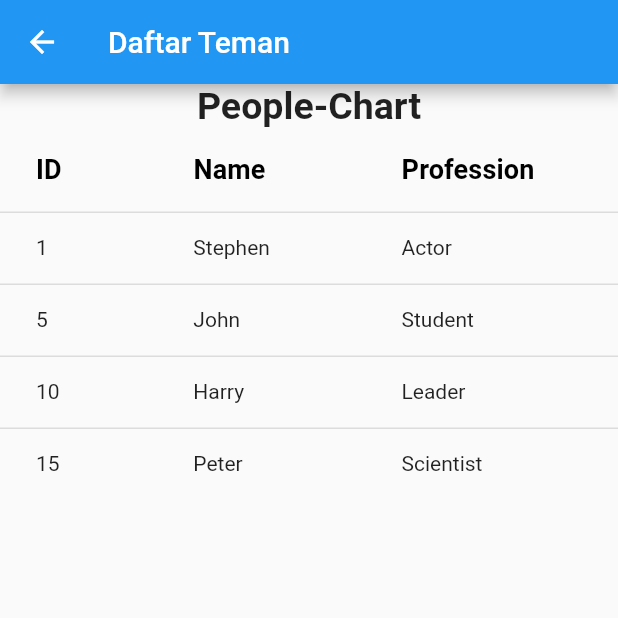
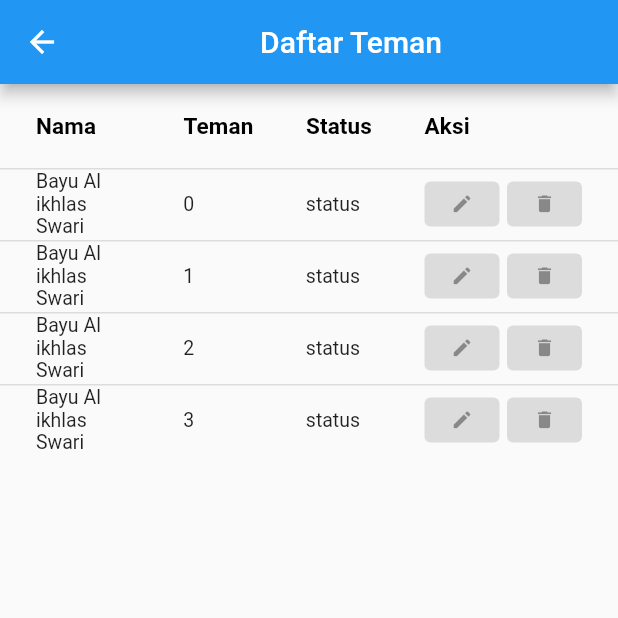
Before and after one commit to BayuSwari01/mantap-teman, a Flutter app: the listTeman screen opened directly, on a phone screen of 412 x 824 dp, the top half of it. Run offline on Flutter 3.47's test engine with Material 2 defaults, Android fonts, the light colour scheme and no system bars.

Commit message:
Membuat tabel daftar teman

```diff
--- a/lib/screen/listTeman.dart
+++ b/lib/screen/listTeman.dart
@@ -10,55 +10,70 @@ class listTeman extends StatefulWidget {
 }
 
 class _listTemanState extends State<listTeman> {
+  int length = 4;
   @override
   Widget build(BuildContext context) {
     return Scaffold(
         appBar: AppBar(
-          title: Text("Daftar Teman"),
+          title: Center(child: Text("Daftar Teman")),
         ),
         body: ListView(children: <Widget>[
-          Center(
-              child: Text(
-            'People-Chart',
-            style: TextStyle(fontSize: 25, fontWeight: FontWeight.bold),
-          )),
           DataTable(
+            columnSpacing: 35,
             columns: [
               DataColumn(
-                  label: Text('ID',
-                      style: TextStyle(
-                          fontSize: 18, fontWeight: FontWeight.bold))),
+                label: Text("Nama",
+                    style:
+                        TextStyle(fontSize: 15, fontWeight: FontWeight.bold)),
+              ),
               DataColumn(
-                  label: Text('Name',
-                      style: TextStyle(
-                          fontSize: 18, fontWeight: FontWeight.bold))),
+                label: Text("Teman",
+                    style:
+                        TextStyle(fontSize: 15, fontWeight: FontWeight.bold)),
+              ),
               DataColumn(
-                  label: Text('Profession',
-                      style: TextStyle(
-                          fontSize: 18, fontWeight: FontWeight.bold))),
+                label: Text(
+                  "Status",
+                  style: TextStyle(fontSize: 15, fontWeight: FontWeight.bold),
+                ),
+              ),
+              DataColumn(
+                label: Text("Aksi",
+                    style:
+                        TextStyle(fontSize: 15, fontWeight: FontWeight.bold)),
+              ),
             ],
-            rows: [
-              DataRow(cells: [
-                DataCell(Text('1')),
-                DataCell(Text('Stephen')),
-                DataCell(Text('Actor')),
-              ]),
-              DataRow(cells: [
-                DataCell(Text('5')),
-                DataCell(Text('John')),
-                DataCell(Text('Student')),
-              ]),
-              DataRow(cells: [
-                DataCell(Text('10')),
-                DataCell(Text('Harry')),
-                DataCell(Text('Leader')),
-              ]),
-              DataRow(cells: [
-                DataCell(Text('15')),
-                DataCell(Text('Peter')),
-                DataCell(Text('Scientist')),
-              ]),
-            ],
+            rows: List<DataRow>.generate(
+                length,
+                (int index) => DataRow(cells: [
+                      DataCell(Text("Bayu Al ikhlas Swari",
+                          style: TextStyle(fontSize: 13))),
+                      DataCell(Text("$index", style: TextStyle(fontSize: 13))),
+                      DataCell(Text("status", style: TextStyle(fontSize: 13))),
+                      DataCell(Row(
+                        children: <Widget>[
+                          Container(
+                              height: 30,
+                              width: 50,
+                              child: ElevatedButton(
+                                  onPressed: null,
+                                  child: Icon(
+                                    Icons.edit,
+                                    size: 15,
+                                  ))),
+                          Container(
+                              height: 30,
+                              width: 50,
+                              margin: EdgeInsets.only(left: 5.0),
+                              child: ElevatedButton(
+                                  onPressed: null,
+                                  child: Icon(
+                                    Icons.delete,
+                                    size: 15,
+                                  )))
+                        ],
+                      )),
+                    ])),
           ),
         ]));
   }
```
